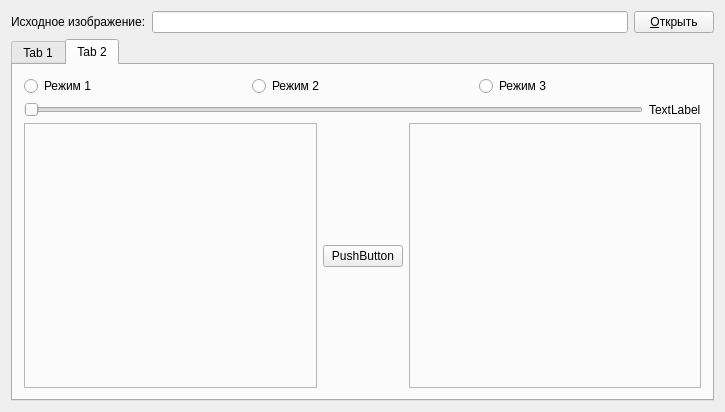
Qt form mainwindow.ui (mdnight/ponycrypt) before a commit.
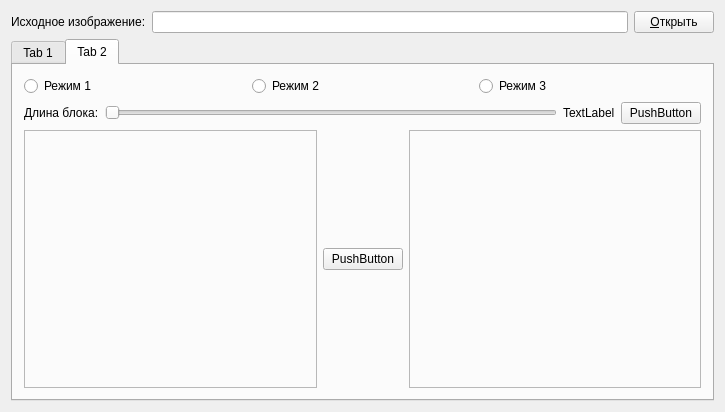
The same form after that commit.

Commit message: ползунок в замене

The edit to the form file:
```diff
--- a/mainwindow.ui
+++ b/mainwindow.ui
@@ -207,16 +207,16 @@
        <layout class="QGridLayout" name="gridLayout_6">
         <item row="0" column="0">
          <layout class="QHBoxLayout" name="horizontalLayout_3">
-          <item>
-           <widget class="QRadioButton" name="radioButton_2">
-            <property name="text">
-             <string>Режим 1</string>
-            </property>
-           </widget>
-          </item>
           <item>
            <widget class="QRadioButton" name="radioButton">
             <property name="text">
+             <string>Режим 1</string>
+            </property>
+           </widget>
+          </item>
+          <item>
+           <widget class="QRadioButton" name="radioButton_2">
+            <property name="text">
              <string>Режим 2</string>
             </property>
            </widget>
@@ -232,6 +232,13 @@
         </item>
         <item row="1" column="0">
          <layout class="QHBoxLayout" name="horizontalLayout_6">
+          <item>
+           <widget class="QLabel" name="label_6">
+            <property name="text">
+             <string>Длина блока:</string>
+            </property>
+           </widget>
+          </item>
           <item>
            <widget class="QSlider" name="horizontalSlider_2">
             <property name="orientation">
@@ -246,6 +253,13 @@
             </property>
            </widget>
           </item>
+          <item>
+           <widget class="QPushButton" name="pushButton_4">
+            <property name="text">
+             <string>PushButton</string>
+            </property>
+           </widget>
+          </item>
          </layout>
         </item>
         <item row="2" column="0">
```
Left out of the diff: 7 changed lines with no effect on the pictures. The commit also changes 2 other files.
